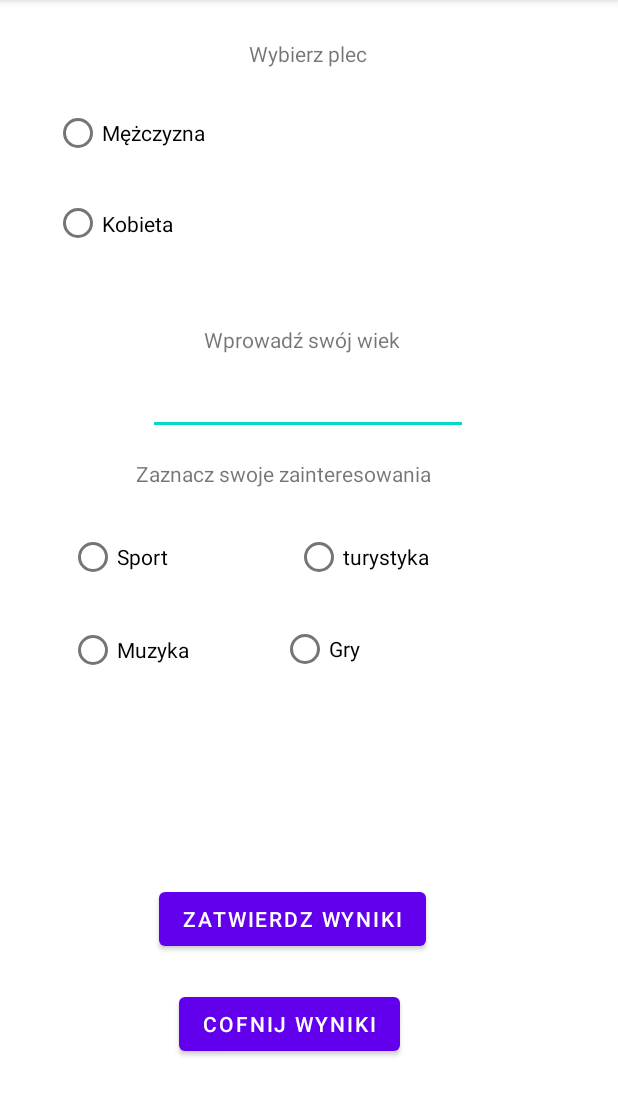
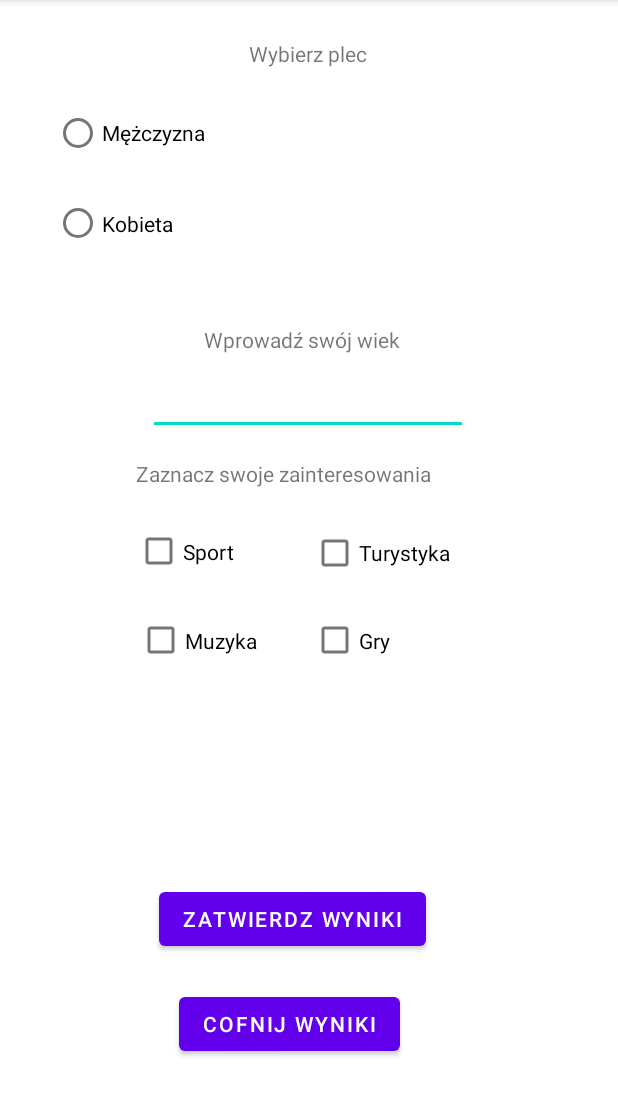
Before and after one commit to Oskar621/zadanie23032022, an Android app: the screen it shows after launch (MainActivity), on a phone screen of 412 x 824 dp, the part 84-1200 px from its top. Run offline under Robolectric (Android 15) with nearby library versions, the phone set to English and light mode, and no system bars.

Commit message:
Koniec zmiana z radiobuttonow w zainteresowaniach na checkboxy.

```diff
--- a/app/src/main/java/com/example/zadanie23032022/MainActivity.kt
+++ b/app/src/main/java/com/example/zadanie23032022/MainActivity.kt
@@ -2,9 +2,7 @@ package com.example.zadanie23032022
 
 import androidx.appcompat.app.AppCompatActivity
 import android.os.Bundle
-import android.widget.Button
-import android.widget.EditText
-import android.widget.RadioButton
+import android.widget.*
 
 class MainActivity : AppCompatActivity() {
     override fun onCreate(savedInstanceState: Bundle?) {
@@ -15,12 +13,11 @@ class MainActivity : AppCompatActivity() {
         val number = findViewById<EditText>(R.id.Wiek)
         val plecm = findViewById<RadioButton>(R.id.mezczyzna)
         val pleck = findViewById<RadioButton>(R.id.kobieta)
-        val gry = findViewById<RadioButton>(R.id.Gry)
-        val sport = findViewById<RadioButton>(R.id.sport)
-        val turystyka = findViewById<RadioButton>(R.id.turystyka)
-        val muzyka = findViewById<RadioButton>(R.id.muzyka)
+        val gry = findViewById<CheckBox>(R.id.gry)
+        val sport = findViewById<CheckBox>(R.id.sport)
+        val turystyka = findViewById<CheckBox>(R.id.turystyka)
+        val muzyka = findViewById<CheckBox>(R.id.muzyka)
         var wynik = ""
-        var wiek = 0
         zatwierdzkom.setOnClickListener {
             plecm.isEnabled = false
             pleck.isEnabled = false
@@ -34,7 +31,7 @@ class MainActivity : AppCompatActivity() {
             {
                 wynik += "Kobieta, "
             }
-            wiek = number.text.toString().toInt()
+            val wiek = number.text.toString().toInt()
             wynik =wynik +  wiek.toString() + "lat, Zainteresowania:  "
             if(gry.isChecked)
             {
@@ -53,9 +50,11 @@ class MainActivity : AppCompatActivity() {
 
             if(muzyka.isChecked)
             {
-                wynik += "muzyka"
+                wynik += "Muzyka"
             }
             wynik = wynik + "."
+            Toast.makeText(applicationContext, wynik,Toast.LENGTH_SHORT).show()
+            wynik = ""
         }
         cofnijkom.setOnClickListener {
             plecm.isEnabled = true
--- a/app/src/main/res/layout/activity_main.xml
+++ b/app/src/main/res/layout/activity_main.xml
@@ -6,29 +6,29 @@
     android:layout_height="match_parent"
     tools:context=".MainActivity">
 
-    <RadioButton
-        android:id="@+id/Gry"
-        android:layout_width="150dp"
-        android:layout_height="60dp"
-        android:text="Gry"
+    <CheckBox
+        android:id="@+id/sport"
+        android:layout_width="116dp"
+        android:layout_height="55dp"
+        android:text="Sport"
         app:layout_constraintBottom_toBottomOf="parent"
         app:layout_constraintEnd_toEndOf="parent"
-        app:layout_constraintHorizontal_bias="0.716"
+        app:layout_constraintHorizontal_bias="0.305"
         app:layout_constraintStart_toStartOf="parent"
         app:layout_constraintTop_toTopOf="parent"
-        app:layout_constraintVertical_bias="0.569" />
+        app:layout_constraintVertical_bias="0.477" />
 
-    <RadioButton
+    <CheckBox
         android:id="@+id/muzyka"
-        android:layout_width="150dp"
-        android:layout_height="60dp"
+        android:layout_width="116dp"
+        android:layout_height="55dp"
         android:text="Muzyka"
         app:layout_constraintBottom_toBottomOf="parent"
         app:layout_constraintEnd_toEndOf="parent"
-        app:layout_constraintHorizontal_bias="0.176"
+        app:layout_constraintHorizontal_bias="0.308"
         app:layout_constraintStart_toStartOf="parent"
         app:layout_constraintTop_toTopOf="parent"
-        app:layout_constraintVertical_bias="0.57" />
+        app:layout_constraintVertical_bias="0.56" />
 
     <TextView
         android:id="@+id/textView3"
@@ -126,28 +126,28 @@
         app:layout_constraintTop_toTopOf="parent"
         app:layout_constraintVertical_bias="0.339" />
 
-    <RadioButton
-        android:id="@+id/sport"
-        android:layout_width="150dp"
-        android:layout_height="60dp"
-        android:text="Sport"
+    <CheckBox
+        android:id="@+id/gry"
+        android:layout_width="116dp"
+        android:layout_height="55dp"
+        android:text="Gry"
         app:layout_constraintBottom_toBottomOf="parent"
         app:layout_constraintEnd_toEndOf="parent"
-        app:layout_constraintHorizontal_bias="0.176"
+        app:layout_constraintHorizontal_bias="0.701"
         app:layout_constraintStart_toStartOf="parent"
         app:layout_constraintTop_toTopOf="parent"
-        app:layout_constraintVertical_bias="0.482" />
+        app:layout_constraintVertical_bias="0.56" />
 
-    <RadioButton
+    <CheckBox
         android:id="@+id/turystyka"
-        android:layout_width="150dp"
-        android:layout_height="60dp"
-        android:text="turystyka"
+        android:layout_width="103dp"
+        android:layout_height="56dp"
+        android:text="Turystyka"
         app:layout_constraintBottom_toBottomOf="parent"
         app:layout_constraintEnd_toEndOf="parent"
-        app:layout_constraintHorizontal_bias="0.75"
+        app:layout_constraintHorizontal_bias="0.672"
         app:layout_constraintStart_toStartOf="parent"
         app:layout_constraintTop_toTopOf="parent"
-        app:layout_constraintVertical_bias="0.482" />
+        app:layout_constraintVertical_bias="0.478" />
 
 </androidx.constraintlayout.widget.ConstraintLayout>
```
